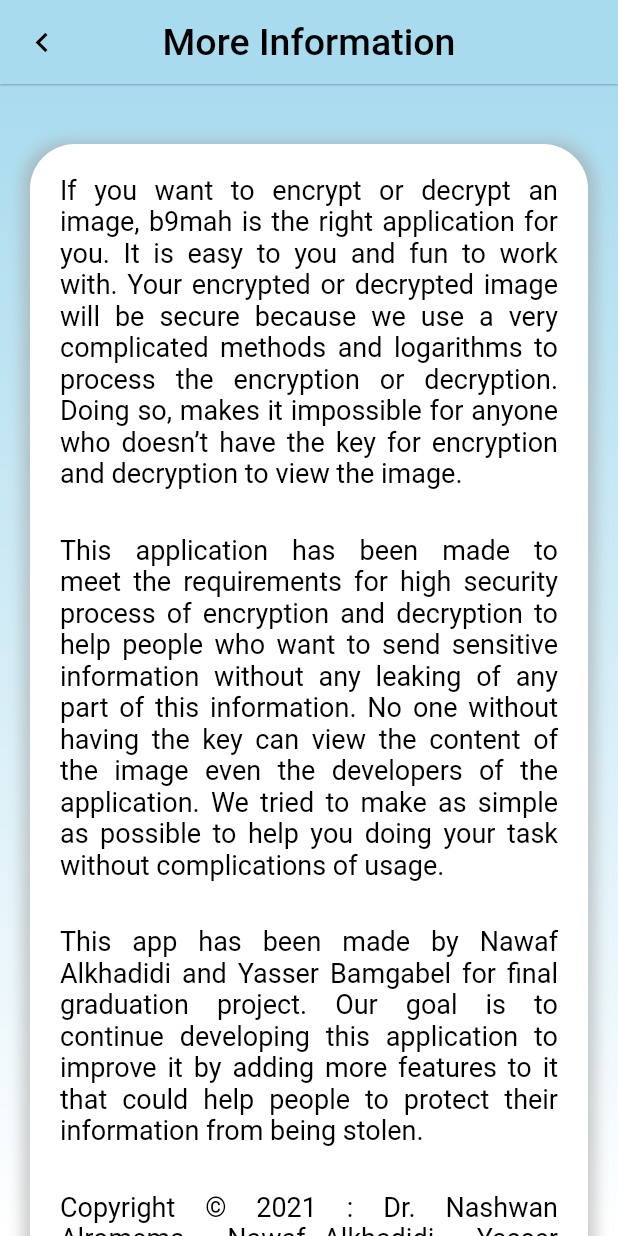
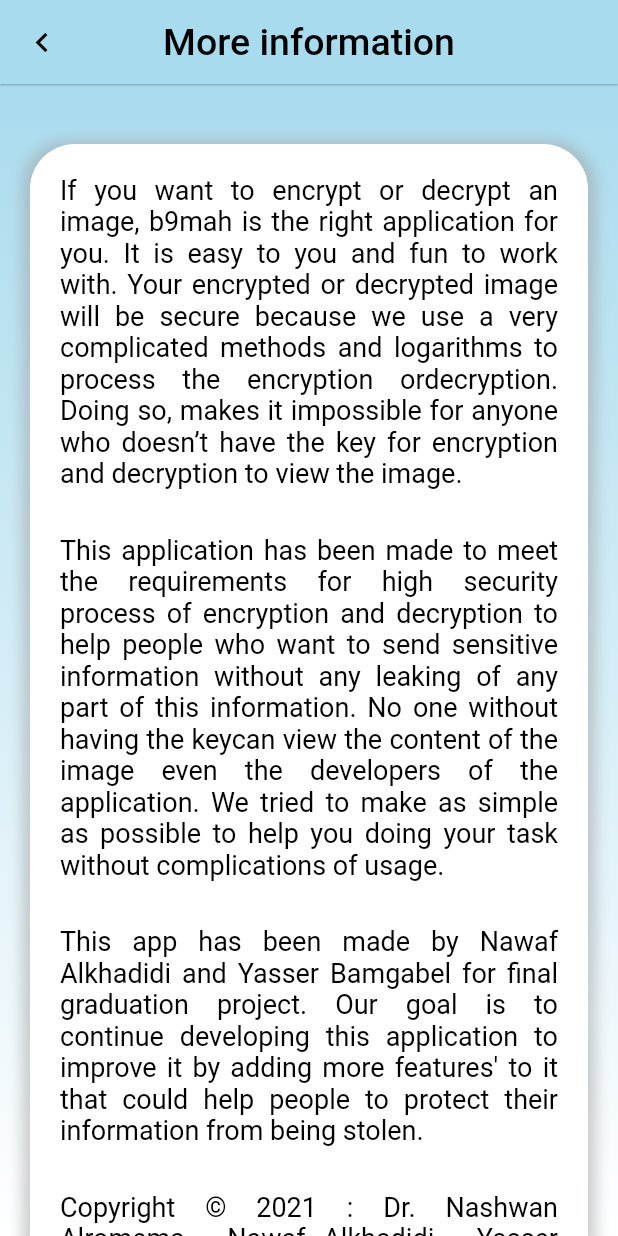
Before and after one commit to nawafAlkhadidi/image_encryption_flutter_app, a Flutter app: the MoreinfoScreen screen opened directly, on a phone screen of 412 x 824 dp. Run offline on Flutter 3.47's test engine with Material 2 defaults, Android fonts, the phone set to English and light mode, and no system bars; our stand-ins replace gallery_saver, image_picker, introduction_screen, shared_preferences; missing offline and left inert: status_alert; accounts and stored records are empty; Roboto replaces fonts that are missing (Cairo).

```diff
--- a/lib/Screen/InfoScreen/MoreInfoScreen.dart
+++ b/lib/Screen/InfoScreen/MoreInfoScreen.dart
@@ -1,5 +1,6 @@
 import 'package:flutter/material.dart';
 import 'package:image_encryption/Sharad/Colors.dart';
+import 'package:image_encryption/Sharad/applocal.dart';
 
 class MoreinfoScreen extends StatelessWidget {
   @override
@@ -7,7 +8,8 @@ class MoreinfoScreen extends StatelessWidget {
     return Scaffold(
       appBar: AppBar(
         title: Text(
-          'More Information',
+          AppLocalizations.of(context).translate('More_information'),
+
           style: TextStyle(
             fontFamily: 'Cairo',
             color: BlackColor,
@@ -65,11 +67,12 @@ class MoreinfoScreen extends StatelessWidget {
                     child: Column(
                       children: [
                         Text(
-                            '   If you want to encrypt or decrypt an image, b9mah is the right application for you. '
-                            'It is easy to you and fun to work with. Your encrypted or decrypted image will be secure'
-                            ' because we use a very complicated methods and logarithms to process the encryption or'
-                            ' decryption. Doing so, makes it impossible for anyone who doesn’t have the key for '
-                            'encryption and decryption to view the image. ',
+                          AppLocalizations.of(context).translate('More_information_text1'),
+                            // '   If you want to encrypt or decrypt an image, b9mah is the right application for you. '
+                            // 'It is easy to you and fun to work with. Your encrypted or decrypted image will be secure'
+                            // ' because we use a very complicated methods and logarithms to process the encryption or'
+                            // ' decryption. Doing so, makes it impossible for anyone who doesn’t have the key for '
+                            // 'encryption and decryption to view the image. ',
                             style: TextStyle(
                               fontSize: 18,
                               color: BlackColor,
@@ -79,11 +82,12 @@ class MoreinfoScreen extends StatelessWidget {
                           height: 30,
                         ),
                         Text(
-                            '   This application has been made to meet the requirements for high security process of'
-                            ' encryption and decryption to help people who want to send sensitive information '
-                            'without any leaking of any part of this information. No one without having the key'
-                            ' can view the content of the image even the developers of the application. We tried'
-                            ' to make as simple as possible to help you doing your task without complications of usage.  ',
+                          AppLocalizations.of(context).translate('More_information_text2'),
+                            // '   This application has been made to meet the requirements for high security process of'
+                            // ' encryption and decryption to help people who want to send sensitive information '
+                            // 'without any leaking of any part of this information. No one without having the key'
+                            // ' can view the content of the image even the developers of the application. We tried'
+                            // ' to make as simple as possible to help you doing your task without complications of usage.  ',
                             style: TextStyle(
                               fontSize: 18,
                               color: BlackColor,
@@ -93,9 +97,10 @@ class MoreinfoScreen extends StatelessWidget {
                           height: 30,
                         ),
                         Text(
-                            '   This app has been made by Nawaf Alkhadidi and Yasser Bamgabel for final graduation project.'
-                            ' Our goal is to continue developing this application to improve it by adding more features'
-                            ' to it that could help people to protect their information from being stolen.',
+                          AppLocalizations.of(context).translate('More_information_text3'),
+                            // '   This app has been made by Nawaf Alkhadidi and Yasser Bamgabel for final graduation project.'
+                            // ' Our goal is to continue developing this application to improve it by adding more features'
+                            // ' to it that could help people to protect their information from being stolen.',
                             style: TextStyle(
                               fontSize: 18,
                               color: BlackColor,
@@ -105,7 +110,8 @@ class MoreinfoScreen extends StatelessWidget {
                           height: 30,
                         ),
                         Text(
-                            'Copyright © 2021 : Dr. Nashwan Alromema - Nawaf Alkhadidi - Yasser Bamogabe . All rights reserved',
+                          AppLocalizations.of(context).translate('More_information_text4'),
+                            // 'Copyright © 2021 : Dr. Nashwan Alromema - Nawaf Alkhadidi - Yasser Bamogabe . All rights reserved',
                             style: TextStyle(
                               fontSize: 18,
                               color: BlackColor,
--- /dev/null
+++ b/lib/Sharad/applocal.dart
@@ -0,0 +1,113 @@
+// import 'dart:convert';
+// import 'package:flutter/material.dart';
+// import 'package:flutter/services.dart';
+
+
+// class   AppLocale {
+
+//   Locale locale ;
+
+//   AppLocale(this.locale) ;
+
+// Map<String , String> _loadedLocalizedValues ;
+
+//   static AppLocale of (BuildContext context) {
+//        return Localizations.of(context, AppLocale) ;
+//   }
+
+//   Future loadLang() async {
+//     String  _langFile = await rootBundle.loadString('language/${locale.languageCode}.json') ;
+//     Map<String ,dynamic> _loadedValues = jsonDecode(_langFile);
+//     _loadedLocalizedValues = _loadedValues.map((key, value) => MapEntry(key, value.toString())) ;
+//   }
+
+//   String getTranslated (String key) {
+//     return _loadedLocalizedValues[key] ;
+//   }
+
+//   static const LocalizationsDelegate<AppLocale> delegate  = _AppLocalDelegate() ;
+
+// }
+
+
+// class  _AppLocalDelegate extends LocalizationsDelegate<AppLocale> {
+//   const _AppLocalDelegate() ;
+//   @override
+//   bool isSupported(Locale locale) {
+//     return ["en" , "ar"].contains(locale.languageCode) ;
+//   }
+
+//   @override
+//   Future<AppLocale> load(Locale locale) async {
+//      AppLocale appLocale = AppLocale(locale) ;
+//        await appLocale.loadLang();
+//        return appLocale ;
+//   }
+
+//   @override
+//   bool shouldReload(_AppLocalDelegate  old) => false  ;
+
+// }
+
+// getLang(BuildContext context  , String key) {
+//    return AppLocale.of(context).getTranslated(key) ;
+// }
+
+import 'dart:convert';
+
+import 'package:flutter/material.dart';
+import 'package:flutter/services.dart';
+
+class AppLocalizations{
+  final Locale locale;
+
+  AppLocalizations(this.locale);
+
+  static AppLocalizations of(BuildContext context) {
+    return Localizations.of<AppLocalizations>(context, AppLocalizations);
+  }
+
+  static const LocalizationsDelegate<AppLocalizations> delegate = _AppLocalizationsDelegate();
+
+  Map<String,String> _localizedStrings;
+
+  Future<bool> load() async{
+    String jsonString = await rootBundle.loadString('language/${locale.languageCode}.json');
+    Map<String,dynamic> jsonMap = json.decode(jsonString);
+
+    _localizedStrings = jsonMap.map((key, value){
+      return MapEntry(key,value.toString());
+    });
+    return true;
+  }
+
+  String translate(String key){
+    return _localizedStrings[key];
+  }
+
+
+}
+
+class _AppLocalizationsDelegate
+    extends LocalizationsDelegate<AppLocalizations> {
+  // This delegate instance will never change (it doesn't even have fields!)
+  // It can provide a constant constructor.
+  const _AppLocalizationsDelegate();
+
+  @override
+  bool isSupported(Locale locale) {
+    // Include all of your supported language codes here
+    return ['en', 'ar'].contains(locale.languageCode);
+  }
+
+  @override
+  Future<AppLocalizations> load(Locale locale) async {
+    // AppLocalizations class is where the JSON loading actually runs
+    AppLocalizations localizations = new AppLocalizations(locale);
+    await localizations.load();
+    return localizations;
+  }
+
+  @override
+  bool shouldReload(_AppLocalizationsDelegate old) => false;
+}
--- a/pubspec.yaml
+++ b/pubspec.yaml
@@ -40,10 +40,12 @@ dependencies:
   flutter_launcher_icons: ^0.9.2
 
 
-
 dev_dependencies:
   flutter_test:
     sdk: flutter
+  flutter_localizations:
+    sdk: flutter
+
 
 # For information on the generic Dart part of this file, see the
 # following page: https://dart.dev/tools/pub/pubspec
@@ -56,6 +58,7 @@ flutter:
   assets:
      - images/
      - images/welcom_screen/
+     - language/
 
 
   # An image asset can refer to one or more resolution-specific "variants", see
```
Also changed, not shown: language/ar.json (added, +31 -0 lines), language/en.json (added, +31 -0 lines), lib/Screen/DecryptScreen/decrypt_screen.dart (+5 -4 lines), lib/Screen/EnryptScreen/encrypt_screen.dart (+7 -6 lines), lib/Screen/InfoScreen/information_screen.dart (+10 -10 lines), lib/Screen/InfoScreen/privacy_srceen.dart (+13 -9 lines), lib/Screen/MainScreen/home_screen.dart (+10 -7 lines), lib/Screen/ViewScreen/ViewImage.dart (+6 -5 lines), lib/main.dart (+26 -4 lines), pubspec.lock.
